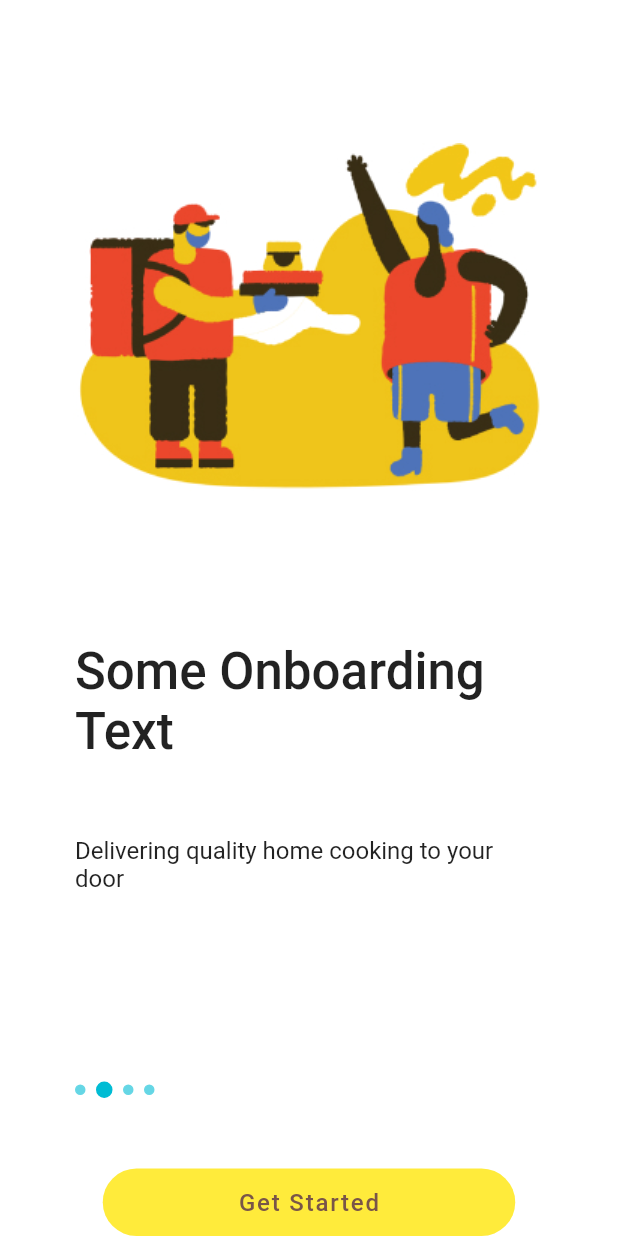
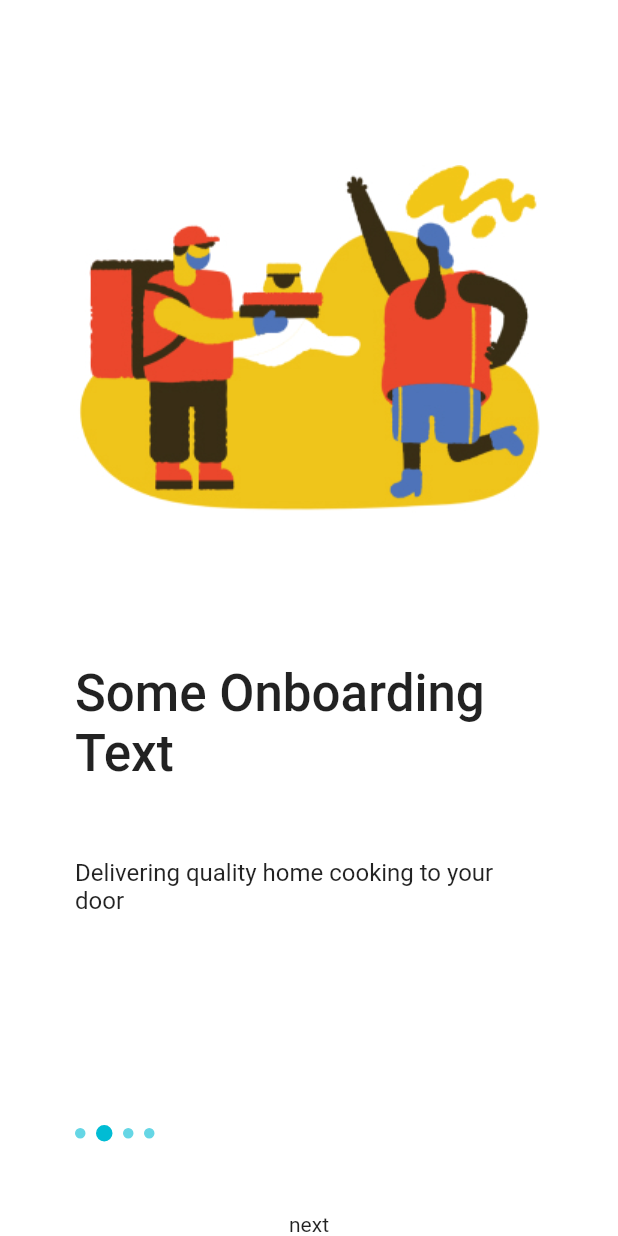
Before and after one commit to ilicina1/lmma_box, a Flutter app: the screen it shows after launch, on a phone screen of 412 x 824 dp. Run offline on Flutter 3.47's test engine with Material 2 defaults, Android fonts, the phone set to English and light mode, and no system bars.

Commit message:
Added provider to pagination and to buttons

```diff
--- a/lib/view/welcome_screen/pages/page_view.dart
+++ b/lib/view/welcome_screen/pages/page_view.dart
@@ -1,49 +1,38 @@
 import 'package:flutter/material.dart';
 import 'package:lmma_box/providers/screen_scroll.dart';
 import 'package:lmma_box/view/welcome_screen/pages/fourth_page.dart';
+import 'package:lmma_box/view/welcome_screen/widgets/bottom_buttons.dart';
 import 'package:lmma_box/view/welcome_screen/widgets/welcome_screen_pagination.dart';
 import 'package:provider/provider.dart';
 
 class PageScroller extends StatelessWidget {
   @override
   Widget build(BuildContext context) {
+    return Consumer<ScreenScrollProvider>(
+      builder: (context, screenScroll, child) {
         return Scaffold(
           backgroundColor: Colors.white,
           body: Column(
             children: [
               Expanded(
-            child: Consumer<ScreenScrollProvider>(
-              builder: (context, screenScroll, child) {
-                return PageView(
+                  child: PageView(
                 onPageChanged: (p) {
                   screenScroll.changePage(p);
                 },
-                  children: [FourthPage(), FourthPage(), FourthPage(), FourthPage()],
-                );
-              },
-            ),
-          ),
-          Consumer<ScreenScrollProvider>(
-              builder: (context, screenScroll, child) {
-            return WelcomeScreenPagination(page: screenScroll.page);
-          }),
-          Container(
-            width: 275,
-            height: 45,
-            child: FloatingActionButton.extended(
-              onPressed: () {
-                // Add your onPressed code here!
-              },
-              label: const Text(
-                'Get Started',
-                style: TextStyle(fontSize: 16, color: Colors.brown),
-              ),
-              backgroundColor: Colors.yellow,
-              elevation: 0,
-            ),
-          )
+                children: [
+                  FourthPage(),
+                  FourthPage(),
+                  FourthPage(),
+                  FourthPage()
+                ],
+
+              )),
+              WelcomeScreenPagination(),
+              BottomButtons()
             ],
           ),
         );
+      },
+    );
   }
 }
--- /dev/null
+++ b/lib/view/welcome_screen/widgets/bottom_buttons.dart
@@ -0,0 +1,28 @@
+import 'package:flutter/material.dart';
+import 'package:lmma_box/providers/screen_scroll.dart';
+import 'package:provider/provider.dart';
+
+class BottomButtons extends StatelessWidget {
+  @override
+  Widget build(BuildContext context) {
+    return Container(
+          child:Provider.of<ScreenScrollProvider>(context).page == 3 ?  Container(
+        width: 275,
+        height: 45,
+        child: FloatingActionButton.extended(
+          onPressed: () {
+            // Add your onPressed code here!
+          },
+          label: const Text(
+            'Get Started',
+            style: TextStyle(fontSize: 16, color: Colors.brown),
+          ),
+          backgroundColor: Colors.yellow,
+          elevation: 0,
+        ),
+      ) : Container(
+        child: Text('next'),
+      ),
+    );
+  }
+}
--- a/lib/view/welcome_screen/widgets/welcome_screen_pagination.dart
+++ b/lib/view/welcome_screen/widgets/welcome_screen_pagination.dart
@@ -3,8 +3,7 @@ import 'package:lmma_box/providers/screen_scroll.dart';
 import 'package:provider/provider.dart';
 
 class WelcomeScreenPagination extends StatefulWidget {
-  final int page;
-  WelcomeScreenPagination({this.page});
+
   @override
   _WelcomeScreenPaginationState createState() =>
       _WelcomeScreenPaginationState();
```
Lines whose indentation alone changed are shown as unchanged.
